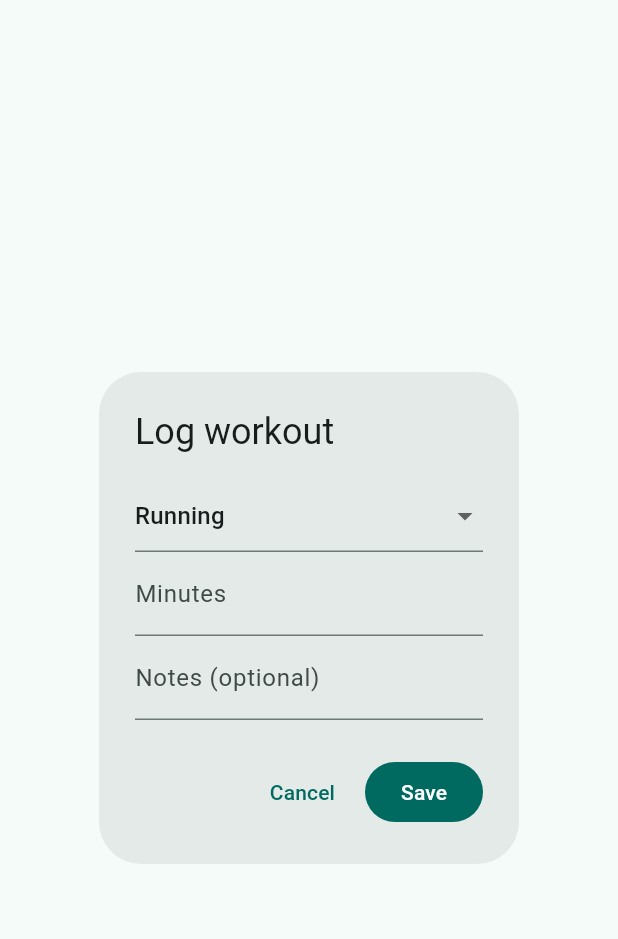
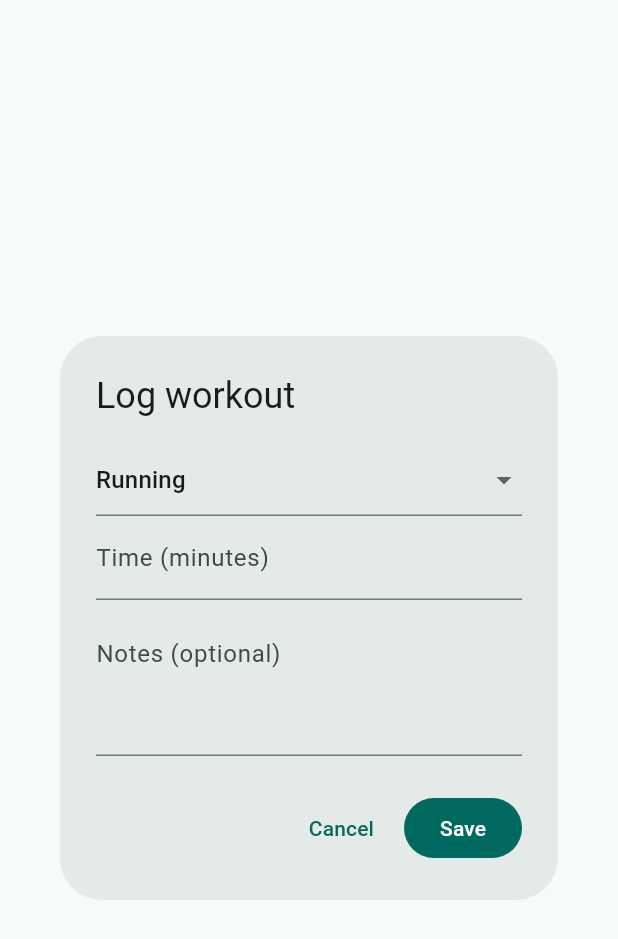
Before and after one commit to venti-sam/life-and-money, a Flutter app: the _WorkoutDialog widget shown alone on an empty page, opened directly, on a phone screen of 412 x 824 dp. Shown: the top 939 px of the screen. Run offline on Flutter 3.47's test engine with Material 3 defaults, Android fonts, the phone set to English and light mode, and no system bars; our stand-ins replace shared_preferences; accounts and stored records are empty.

Commit message:
Sleep: allow up to 2 decimals; Workouts: time plus descriptive notes
Co-Authored-By: Claude Sonnet 5.5 <noreply@anthropic.com>
Claude-Session: https://claude.ai/code/session_016D5yQktuRVZ8122GqnqWGs

```diff
--- a/lib/workouts_screen.dart
+++ b/lib/workouts_screen.dart
@@ -51,11 +51,19 @@ class _WorkoutDialogState extends State<_WorkoutDialog> {
           TextField(
             controller: _minutes,
             keyboardType: TextInputType.number,
-            decoration: const InputDecoration(labelText: 'Minutes'),
+            decoration: const InputDecoration(labelText: 'Time (minutes)'),
           ),
           TextField(
             controller: _notes,
-            decoration: const InputDecoration(labelText: 'Notes (optional)'),
+            minLines: 3,
+            maxLines: 6,
+            textCapitalization: TextCapitalization.sentences,
+            decoration: const InputDecoration(
+              labelText: 'Notes (optional)',
+              hintText: 'What you did and how hard it felt, e.g. '
+                  '5k easy run, effort 6/10, legs heavy',
+              alignLabelWithHint: true,
+            ),
           ),
         ],
       ),
```
Also changed, not shown: lib/sleep_screen.dart (+12 -3 lines), 1 other file.
